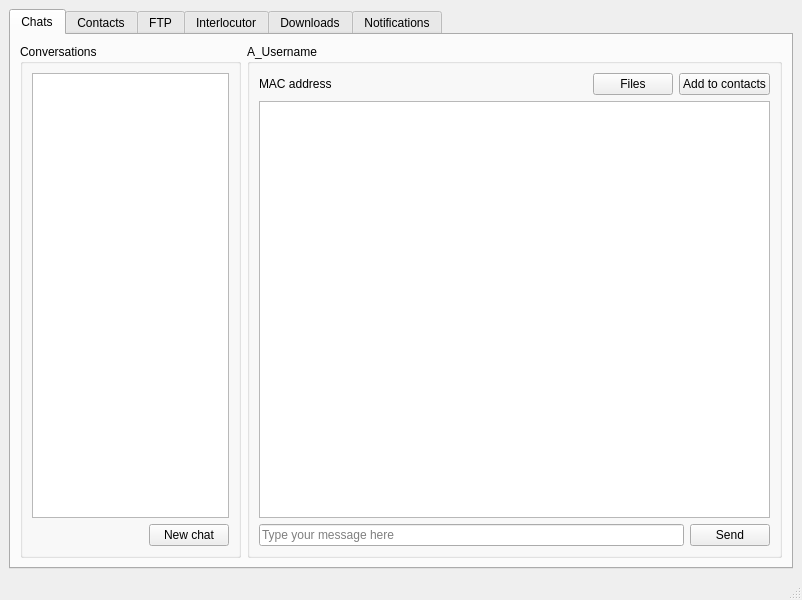
The window that resources/appui.ui (jorge4larcon/hotline) describes before a commit, drawn with Qt 5.
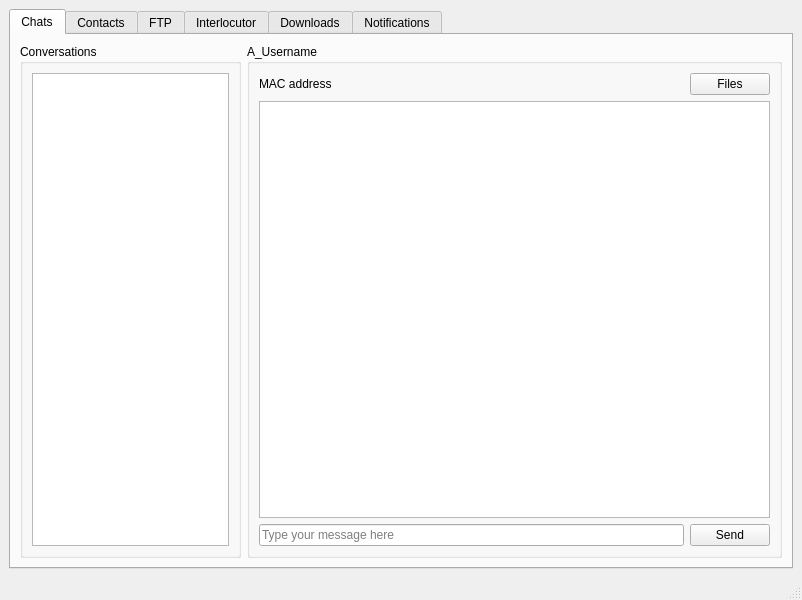
The same window after the commit.

Commit message: add a failure message when get request fails and finish the chats tab

```diff
--- a/resources/appui.ui
+++ b/resources/appui.ui
@@ -56,30 +56,6 @@
                <item>
                 <widget class="QTableWidget" name="conversationsTableWidget"/>
                </item>
-               <item>
-                <layout class="QHBoxLayout" name="horizontalLayout_12">
-                 <item>
-                  <spacer name="horizontalSpacer_4">
-                   <property name="orientation">
-                    <enum>Qt::Horizontal</enum>
-                   </property>
-                   <property name="sizeHint" stdset="0">
-                    <size>
-                     <width>40</width>
-                     <height>20</height>
-                    </size>
-                   </property>
-                  </spacer>
-                 </item>
-                 <item>
-                  <widget class="QPushButton" name="newChatPushButton">
-                   <property name="text">
-                    <string>New chat</string>
-                   </property>
-                  </widget>
-                 </item>
-                </layout>
-               </item>
               </layout>
              </item>
             </layout>
@@ -124,13 +100,6 @@
                      </property>
                     </widget>
                    </item>
-                   <item>
-                    <widget class="QPushButton" name="chatMateAddToContactsPushButton">
-                     <property name="text">
-                      <string>Add to contacts</string>
-                     </property>
-                    </widget>
-                   </item>
                   </layout>
                  </item>
                 </layout>
```
Left out of the diff: 2 changed lines with no effect on the pictures. The commit also changes 4 other files.
